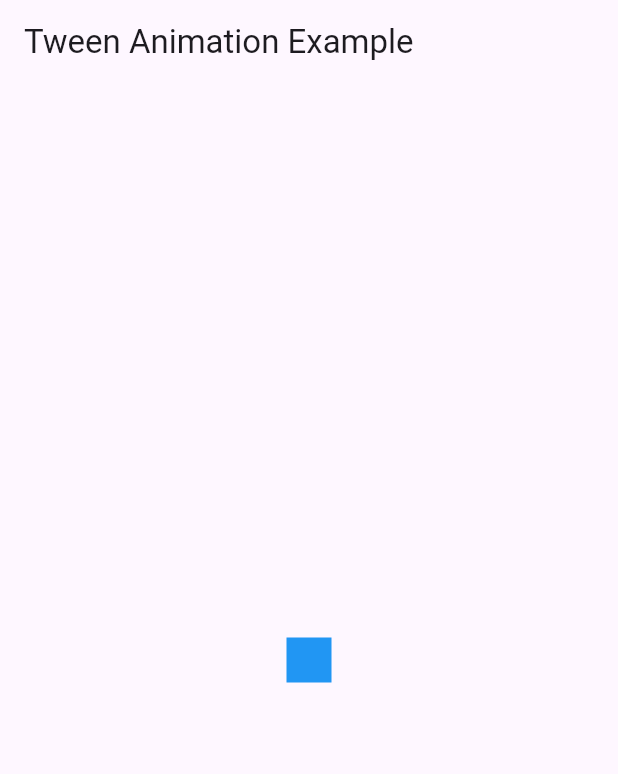
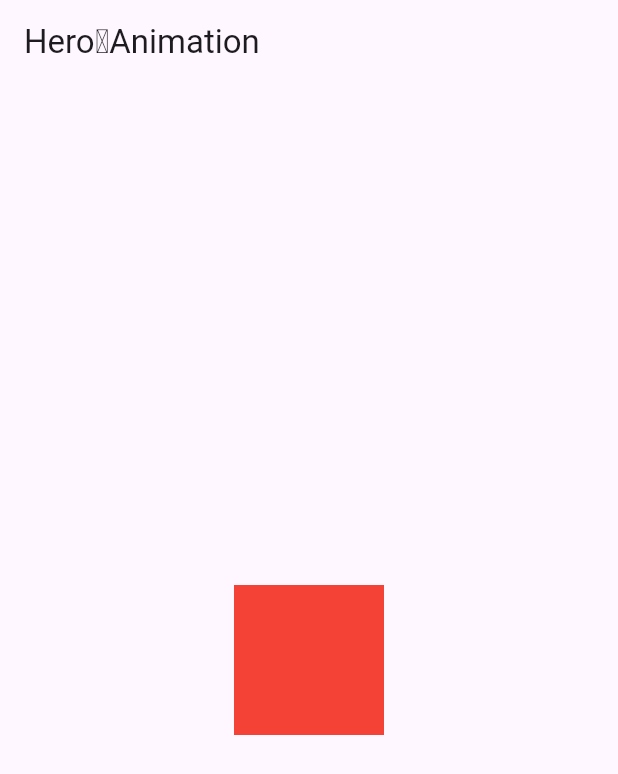
Before and after one commit to bushrahashem/tasks, a Flutter app: the screen it shows after launch, on a phone screen of 412 x 824 dp. Shown: the top 774 px of the screen. Run offline on Flutter 3.47's test engine with Material 3 defaults, Android fonts, the phone set to English and light mode, and no system bars.

Commit message:
task16 (12:22 - 16/2/2025)

```diff
--- a/lib/main.dart
+++ b/lib/main.dart
@@ -1,5 +1,7 @@
 import 'package:flutter/material.dart';
 import 'package:tasks/tasks/task15.dart';
+
+import 'tasks/task16.dart';
 // import 'tasks/task1.dart';
 // import 'tasks/task2.dart';
 // import 'providers/login_provider.dart';
@@ -38,7 +40,7 @@ class MyApp extends StatelessWidget {
         useMaterial3: true,
       ),
       // Set the home widget to the task you want to use
-      home: Task15(),
+      home: Task16(),
     );
   }
 }
--- /dev/null
+++ b/lib/tasks/task16.dart
@@ -0,0 +1,47 @@
+import 'package:flutter/material.dart';
+
+class Task16 extends StatelessWidget {
+  @override
+  Widget build(BuildContext context) {
+    return Scaffold(
+      appBar: AppBar(title: Text("Hero␣Animation")),
+      body: Center(
+        child: GestureDetector(
+          onTap: () {
+            Navigator.push(
+              context,
+              MaterialPageRoute(builder: (context) => SecondScreen()),
+            );
+          },
+          child: Hero(
+            tag: 'hero-tag',
+            child: Container(
+              width: 100,
+              height: 100,
+              color: Colors.red,
+            ),
+          ),
+        ),
+      ),
+    );
+  }
+}
+
+class SecondScreen extends StatelessWidget {
+  @override
+  Widget build(BuildContext context) {
+    return Scaffold(
+      appBar: AppBar(title: Text("Second␣Screen")),
+      body: Center(
+        child: Hero(
+          tag: 'hero-tag',
+          child: Container(
+            width: 200,
+            height: 200,
+            color: Colors.red,
+          ),
+        ),
+      ),
+    );
+  }
+}
```
